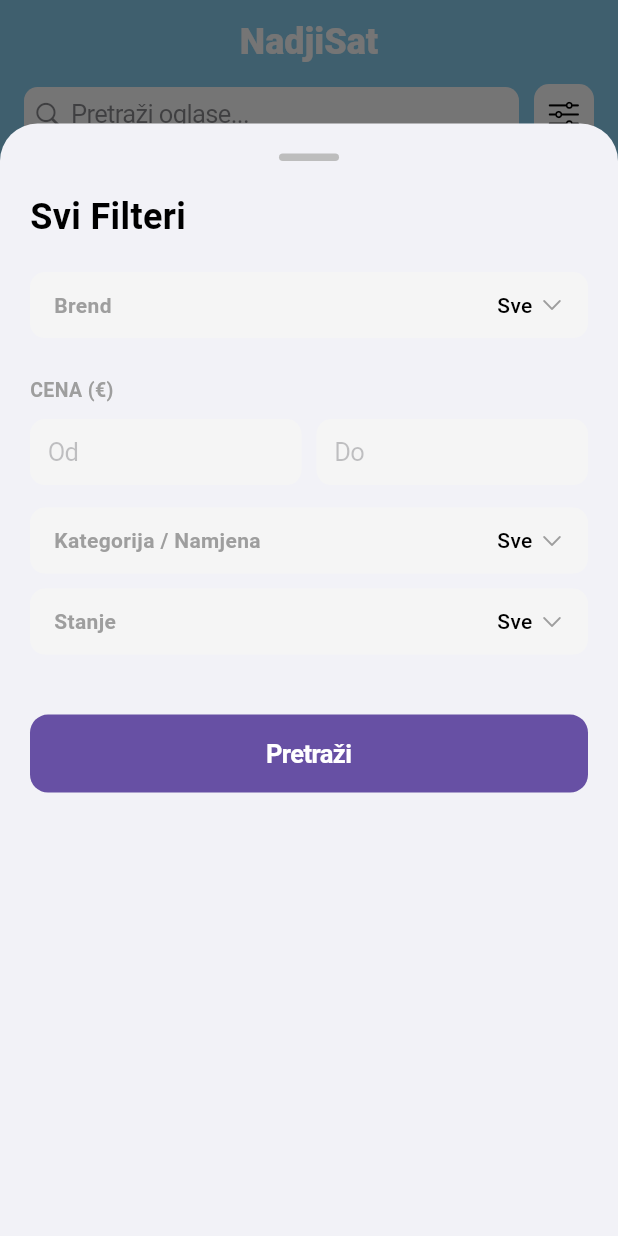
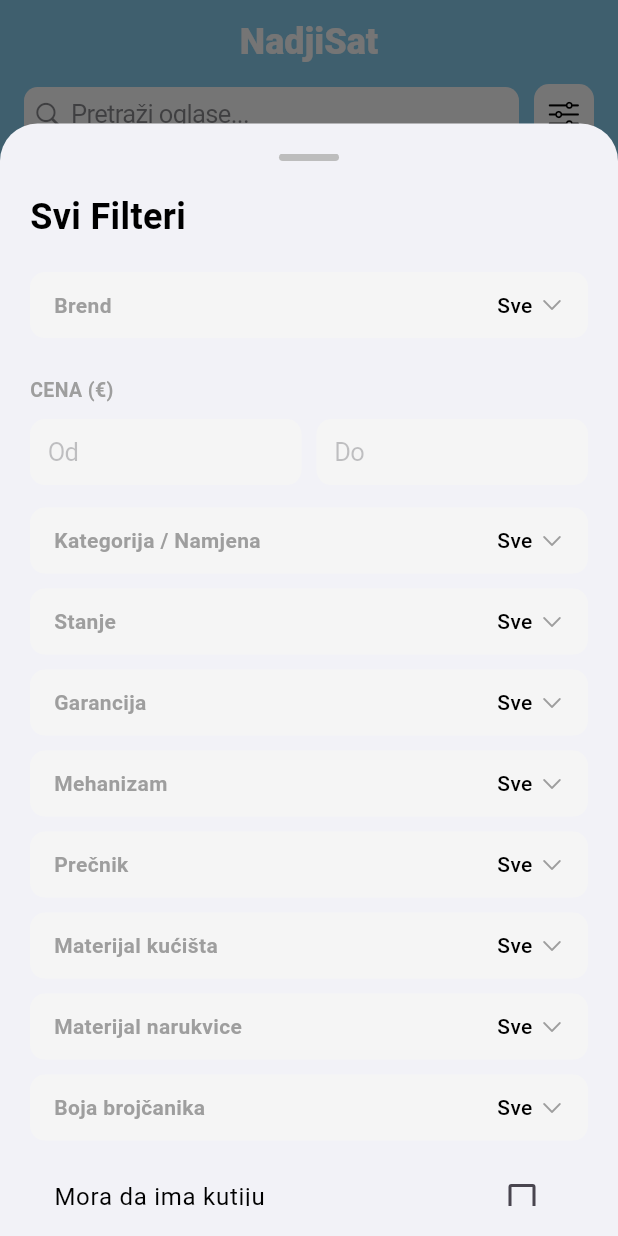
Before and after one commit to BVSBVSBVS/nadjisat, a Flutter app: the screen it shows after launch, after a tap on an icon or button, on a phone screen of 412 x 824 dp. Run offline on Flutter 3.47's test engine with Material 3 defaults, Android fonts, the phone set to English and light mode, and no system bars; our stand-ins replace image_picker, supabase_flutter; accounts and stored records are empty.

Commit message:
Fix UI i srce

```diff
--- a/lib/home_screen.dart
+++ b/lib/home_screen.dart
@@ -14,7 +14,6 @@
   String pretragaText = '';
   final user = Supabase.instance.client.auth.currentUser;
 
-  // POPRAVLJENO: ID je sada String (tekst), a ne int (broj)!
   Set<String> praceniOglasiIds = {};
 
   String? filterBrend, filterModel, filterStanje, filterMaterijal, filterMehanizam, filterNamena, filterPrecnik, filterMaterijalNarukvice, filterBojaBrojcanika, filterGarancija;
@@ -25,11 +24,32 @@
 
   final Map<String, List<String>> brendoviIModeli = {
     'Svi': [],
+    'A. Lange & Söhne': ['1815', 'Datograph', 'Grand Lange 1', 'Lange 1', 'Saxonia', 'Zeitwerk', 'Richard Lange'],
+    'Audemars Piguet': ['Royal Oak', 'Royal Oak Offshore', 'Code 11.59', 'Jules Audemars', 'Millenary'],
+    'Baume & Mercier': ['Clifton', 'Classima', 'Riviera', 'Hampton', 'Capeland', 'Baumatic'],
+    'Blancpain': ['Fifty Fathoms', 'Villeret', 'Bathyscaphe', 'Air Command', 'Léman'],
+    'Breguet': ['Classique', 'Marine', 'Type XX', 'Reine de Naples', 'Tradition', 'Heritage'],
+    'Breitling': ['Navitimer', 'Chronomat', 'Superocean', 'Avenger', 'Premier', 'Top Time', 'Endurance Pro'],
+    'Bulgari': ['Octo Finissimo', 'Octo Roma', 'Serpenti', 'B.zero1', 'Aluminium'],
+    'Cartier': ['Tank', 'Santos', 'Ballon Bleu', 'Pasha', 'Drive de Cartier', 'Panthère'],
+    'Casio': ['G-Shock', 'Edifice', 'Pro Trek', 'Baby-G', 'Vintage', 'Oceanus', 'Databank'],
+    'Citizen': ['Promaster', 'Eco-Drive One', 'The Citizen', 'Attesa', 'Series 8', 'Satellite Wave'],
+    'Grand Seiko': ['Heritage', 'Elegance', 'Sport', 'Evolution 9', 'Masterpiece'],
+    'Hublot': ['Big Bang', 'Classic Fusion', 'Spirit of Big Bang', 'MP Collection', 'King Power'],
+    'IWC Schaffhausen': ['Portugieser', 'Big Pilot', 'Pilot\'s Watch', 'Ingenieur', 'Portofino', 'Da Vinci'],
+    'Jaeger-LeCoultre': ['Reverso', 'Master Control', 'Polaris', 'Atmos', 'Rendez-Vous', 'Geophysic'],
+    'Longines': ['HydroConquest', 'Spirit', 'Master Collection', 'Heritage', 'Conquest', 'DolceVita', 'Legend Diver'],
+    'Omega': ['Speedmaster', 'Seamaster', 'Constellation', 'De Ville', 'Aqua Terra'],
+    'Oris': ['Aquis', 'Big Crown', 'Divers Sixty-Five', 'Artelier', 'ProPilot'],
+    'Panerai': ['Luminor', 'Radiomir', 'Submersible', 'Due'],
+    'Patek Philippe': ['Nautilus', 'Calatrava', 'Aquanaut', 'Grand Complications', 'Annual Calendar'],
     'Rolex': ['Submariner', 'Daytona', 'Datejust', 'GMT-Master II', 'Explorer', 'Day-Date', 'Sea-Dweller'],
-    'Omega': ['Speedmaster', 'Seamaster', 'Constellation', 'De Ville', 'Aqua Terra'],
     'Seiko': ['Prospex', 'Presage', 'Astron', '5 Sports', 'King Seiko', 'Premier'],
-    'TAG Heuer': ['Carrera', 'Monaco', 'Aquaracer', 'Formula 1', 'Autavia'],
-    'Casio': ['G-Shock', 'Edifice', 'Pro Trek', 'Baby-G', 'Vintage'],
+    'TAG Heuer': ['Carrera', 'Monaco', 'Aquaracer', 'Formula 1', 'Autavia', 'Connected'],
+    'Tissot': ['PRX', 'Seastar', 'Le Locle', 'Gentleman', 'T-Touch', 'Chemin des Tourelles'],
+    'Tudor': ['Black Bay', 'Pelagos', 'Ranger', 'Royal', '1926'],
+    'Vacheron Constantin': ['Overseas', 'Patrimony', 'Traditionnelle', 'Fiftysix', 'Historiques'],
+    'Zenith': ['Chronomaster', 'Defy', 'Elite', 'Pilot'],
   };
 
   final List<String> namene = ['Sve', 'Dres (Dress)', 'Ronilački (Diver)', 'Hronograf (Chronograph)', 'Pilot (Aviator)', 'Sportski/GADA', 'Luksuzni', 'Smartwatch'];
@@ -53,7 +73,6 @@
       final response = await Supabase.instance.client.from('praceni_oglasi').select('oglas_id').eq('user_id', user!.id);
       if (mounted) {
         setState(() {
-          // POPRAVLJENO: Čitamo ID kao String
           praceniOglasiIds = response.map((e) => e['oglas_id'].toString()).toSet();
         });
       }
@@ -62,7 +81,6 @@
     }
   }
 
-  // POPRAVLJENO: oglasId je sada String
   Future<void> _togglePraceni(String oglasId) async {
     if (user == null) {
       ScaffoldMessenger.of(context).showSnackBar(const SnackBar(content: Text("Morate biti prijavljeni da biste pratili oglase.")));
@@ -187,6 +205,33 @@
 
               _iosFilterDugme("Kategorija / Namjena", filterNamena, namene, (v) => setState(() => filterNamena = v == 'Sve' ? null : v)),
               _iosFilterDugme("Stanje", filterStanje, stanja, (v) => setState(() => filterStanje = v == 'Sve' ? null : v)),
+              _iosFilterDugme("Garancija", filterGarancija, opcijeGarancije, (v) => setState(() => filterGarancija = v == 'Sve' ? null : v)),
+              _iosFilterDugme("Mehanizam", filterMehanizam, mehanizmi, (v) => setState(() => filterMehanizam = v == 'Sve' ? null : v)),
+              _iosFilterDugme("Prečnik", filterPrecnik, precnici, (v) => setState(() => filterPrecnik = v == 'Sve' ? null : v)),
+              _iosFilterDugme("Materijal kućišta", filterMaterijal, materijali, (v) => setState(() => filterMaterijal = v == 'Sve' ? null : v)),
+              _iosFilterDugme("Materijal narukvice", filterMaterijalNarukvice, materijaliNarukvice, (v) => setState(() => filterMaterijalNarukvice = v == 'Sve' ? null : v)),
+              _iosFilterDugme("Boja brojčanika", filterBojaBrojcanika, bojeBrojcanika, (v) => setState(() => filterBojaBrojcanika = v == 'Sve' ? null : v)),
+
+              StatefulBuilder(
+                builder: (context, setModalState) {
+                  return Column(
+                    children: [
+                      CheckboxListTile(
+                        title: Text("Mora da ima kutiju", style: TextStyle(color: isDark ? Colors.white : Colors.black)),
+                        value: filterKutija ?? false,
+                        onChanged: (v) { setModalState(() => filterKutija = v! ? true : null); setState(() => filterKutija = v! ? true : null); },
+                        activeColor: Colors.blue,
+                      ),
+                      CheckboxListTile(
+                        title: Text("Mora da ima papire", style: TextStyle(color: isDark ? Colors.white : Colors.black)),
+                        value: filterPapiri ?? false,
+                        onChanged: (v) { setModalState(() => filterPapiri = v! ? true : null); setState(() => filterPapiri = v! ? true : null); },
+                        activeColor: Colors.blue,
+                      ),
+                    ],
+                  );
+                }
+              ),
 
               const SizedBox(height: 30),
               SizedBox(
@@ -250,6 +295,26 @@
                 final satovi = snapshot.data!.where((sat) {
                   final naslov = (sat['naslov'] ?? '').toString().toLowerCase();
                   if (pretragaText.isNotEmpty && !naslov.contains(pretragaText)) return false;
+
+                  // VRACENI SVI FILTERI U LOGIKU:
+                  if (filterBrend != null && sat['brend'] != filterBrend) return false;
+                  if (filterModel != null && sat['model'] != filterModel) return false;
+                  if (filterStanje != null && sat['stanje'] != filterStanje) return false;
+                  if (filterMaterijal != null && sat['materijal'] != filterMaterijal) return false;
+                  if (filterMehanizam != null && sat['mehanizam'] != filterMehanizam) return false;
+                  if (filterNamena != null && sat['namena'] != filterNamena) return false;
+                  if (filterPrecnik != null && sat['precnik'] != filterPrecnik) return false;
+                  if (filterMaterijalNarukvice != null && sat['materijal_narukvice'] != filterMaterijalNarukvice) return false;
+                  if (filterBojaBrojcanika != null && sat['boja_brojcanika'] != filterBojaBrojcanika) return false;
+                  if (filterGarancija != null && sat['garancija'] != filterGarancija) return false;
+                  if (filterKutija == true && sat['originalna_kutija'] != true) return false;
+                  if (filterPapiri == true && sat['originalni_papiri'] != true) return false;
+
+                  final cena = int.tryParse(sat['cena'].toString()) ?? 0;
+                  final minC = int.tryParse(minCenaController.text) ?? 0;
+                  final maxC = int.tryParse(maxCenaController.text) ?? 9999999;
+                  if (cena < minC || cena > maxC) return false;
+
                   return true;
                 }).toList();
 
@@ -257,17 +322,19 @@
 
                 return GridView.builder(
                   padding: const EdgeInsets.all(12),
-                  gridDelegate: const SliverGridDelegateWithFixedCrossAxisCount(crossAxisCount: 2, crossAxisSpacing: 12, mainAxisSpacing: 12, childAspectRatio: 0.72),
+                  // OVO JE MAGIJA ZA RESPONSIVE PC: "maxCrossAxisExtent" uvek drži kartice normalne veličine!
+                  gridDelegate: const SliverGridDelegateWithMaxCrossAxisExtent(
+                    maxCrossAxisExtent: 220, // Na PC-u će biti 4-6 kolona, a na fonu 2
+                    crossAxisSpacing: 12,
+                    mainAxisSpacing: 12,
+                    childAspectRatio: 0.72
+                  ),
                   itemCount: satovi.length,
                   itemBuilder: (context, index) {
                     final sat = satovi[index];
-
-                    // OVO JE BILA GREŠKA! Sada je id ispravno tretiran kao tekst.
                     final oglasId = sat['id'].toString();
-
                     final slikeStr = sat['slike']?.toString() ?? "";
 
-                    // Sigurnosno čišćenje linka slike
                     String? prvaSlika;
                     if (slikeStr.isNotEmpty && slikeStr.length > 5) {
                        prvaSlika = slikeStr.split(',')[0].replaceAll('[', '').replaceAll(']', '').replaceAll('"', '').trim();
@@ -296,7 +363,6 @@
                                     child: Container(
                                       color: isDark ? Colors.grey[900] : Colors.grey[100],
                                       width: double.infinity,
-                                      // PANCIR: Pokazuje sliku, ako pukne pokazuje ikonicu
                                       child: (prvaSlika != null && prvaSlika.startsWith('http'))
                                           ? Image.network(
                                               prvaSlika,
```
